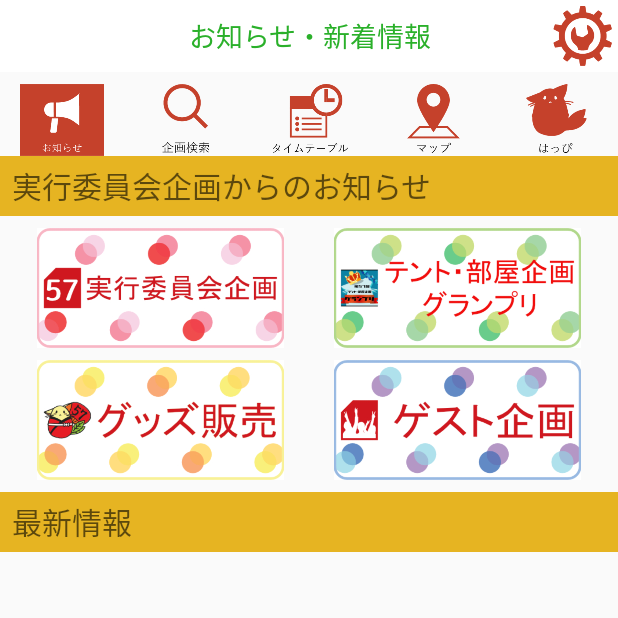
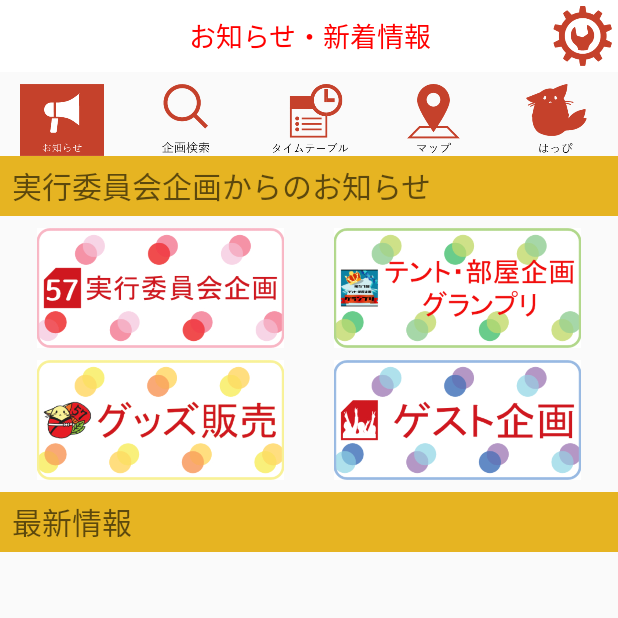
Before and after one commit to kentaro0113/56th_application, an Android app: the MainMenuActivity screen opened directly, with no data from a screen before it, on a phone screen of 412 x 824 dp, the top half of it. Run offline under Robolectric (Android 15) with nearby library versions, the light colour scheme and no system bars.

Commit message:
文字情報、色情報の変更

```diff
--- a/app/src/main/res/layout/activity_mainmenu.xml
+++ b/app/src/main/res/layout/activity_mainmenu.xml
@@ -28,7 +28,7 @@
             android:gravity="center_vertical|center_horizontal"
             android:text="TITLE"
             android:textAlignment="center"
-            android:textColor="@color/colorMainMenuTitle"
+            android:textColor="@color/colorRed"
             android:textSize="18sp" />
 
         <ImageButton
--- a/app/src/main/res/values/colors.xml
+++ b/app/src/main/res/values/colors.xml
@@ -16,7 +16,7 @@
     <color name="colorTabDay4">#f1c7bb</color>
     <color name="colorTabCheck">#FBFCC7</color>
     <color name="colorBlack">#000000</color>
-    <color name="colorRed">#ff0000</color>
+    <color name="colorRed">#FF0000</color>
     <color name="colorWhite">#ffffff</color>
     <color name="colorSearchCaption">#60a3bf</color>
     <color name="colorStatusBar">#FF4081</color>
--- a/app/src/main/res/values/strings.xml
+++ b/app/src/main/res/values/strings.xml
@@ -90,7 +90,7 @@
     <string name="KikakuInfo4_18">キャンパスツアー</string>
     <string name="KikakuInfo4_19">現役千葉大生のスタッフが、文系理系に分かれて千葉大学をご案内します。普段の学校生活や授業の様子、受験勉強までいろいろなお話が出来ますよ！受験生は勿論、千葉大のことを知りたい方、どなたでも楽しんで頂けます！\n開催日時:\n10/31(木)　12:30～(理)　14:30～(文)　16:00～(理)\n11/1(金)　12:30～(文)　14:30～(理)　16:00～(文)\n11/2(土)　10:00～(文)　11:00～(理)　15:00～(文)　16:00～(理)\n11/3(日)　10:00～(理)　11:00～(文)　12:30～(理)　13:30～(文)\n受付場所:\nイングリッシュハウス前</string>
     <string name="KikakuInfo4_20">学術企画</string>
-    <string name="KikakuInfo4_21">本格的な大学の講義を受けることができます。\n企画日時\n10/31(木)　開場…13:30　講演…14:00～15:30　総合校舎G5-10\n塚越覚　先生(園芸学部園芸学科)　～野菜は畑にある、と思っているあなたへ～\n11/1(金)　開場…10:30　講演…11:00～12:30　総合校舎G5-10\n一川誠　先生(文学部行動科学コース)　～大人の時間が早いわけ～\n11/2(土)　開場…10:30　講演…11:00～12:30　総合校舎G5-10\n藤川大祐　先生(教育学部)　～「ゲーミフィケーション×授業」の可能性～\n開場…15:00　講演…15:30～17:00　総合校舎G4-24\n加藤徹也　先生(教育学部)　～磁石はくっつくだけじゃない～\n11/3(日)　開場…10:30　講演…11:00～12:30　総合校舎G5-10\n海堂尊　先生(医師・小説家)　～海堂尊の千葉大キャンパスライフ～\n企画場所:\n総合校舎G4-24　G5-10</string>
+    <string name="KikakuInfo4_21">本格的な大学の講義を受けることができます。\n企画日時\n10/31(木)　開場…13:30　講演…14:00～15:30　総合校舎G5–10\n塚越覚　先生(園芸学部園芸学科)　～野菜は畑にある、と思っているあなたへ～\n11/1(金)　開場…10:30　講演…11:00～12:30　総合校舎G5–10\n一川誠　先生(文学部行動科学コース)　～大人の時間が早いわけ～\n11/2(土)　開場…10:30　講演…11:00～12:30　総合校舎G5–10\n藤川大祐　先生(教育学部)　～「ゲーミフィケーション×授業」の可能性～\n開場…15:00　講演…15:30～17:00　総合校舎G4–24\n加藤徹也　先生(教育学部)　～磁石はくっつくだけじゃない～\n11/3(日)　開場…10:30　講演…11:00～12:30　総合校舎G5–10\n海堂尊　先生(医師・小説家)　～海堂尊の千葉大キャンパスライフ～\n企画場所:\n総合校舎G4–24　G5–10</string>
     <string name="kikakuInfo4_22">中夜祭</string>
     <string name="kikakuInfo4_23">千葉大生が賞金を目指して団体競技に挑むガチバトルを開催！千葉大生の熱き戦いを見逃すな！\n企画日時:\n11/2(土)18:00～19:00\n企画場所:\nかたらいの森前特設ステージ</string>
     <string name="kikakuInfo4_24">エンディング</string>
```
